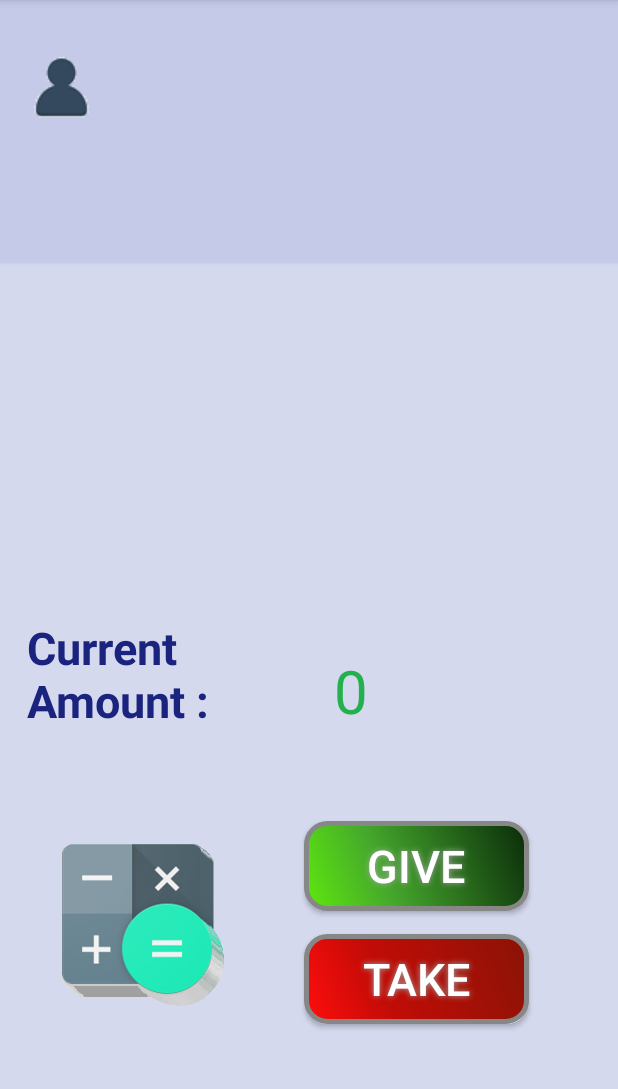
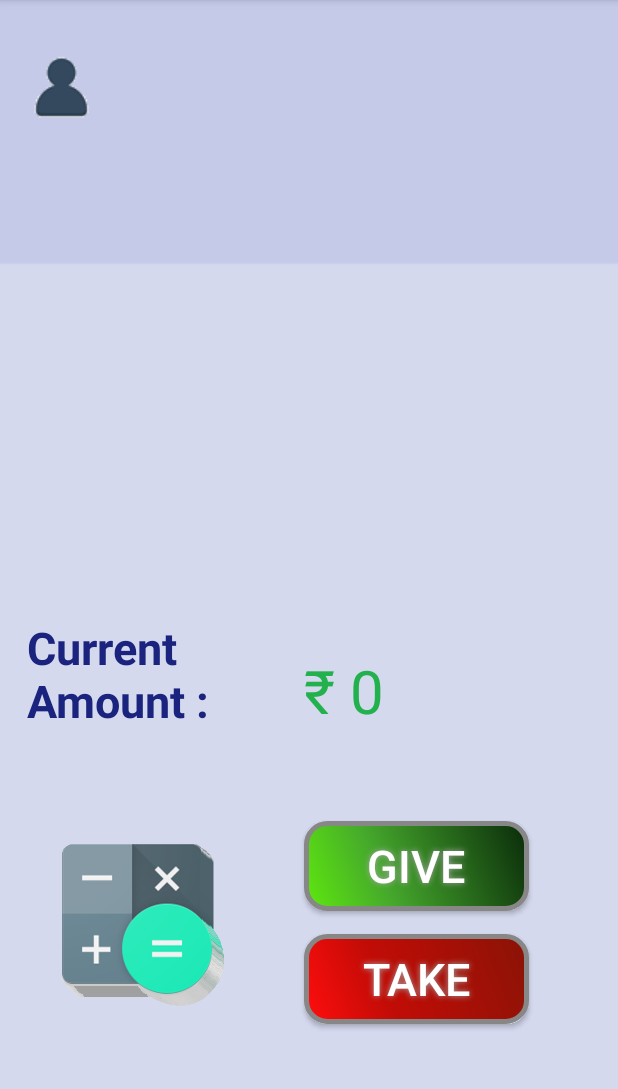
Before and after one commit to Anshul-Goyal/Udhaar, an Android app: the userprofile screen opened directly, with no data from a screen before it, on a phone screen of 412 x 824 dp, the part 84-1173 px from its top. Run offline under Robolectric (Android 15) with nearby library versions, the phone set to English and light mode, and no system bars; 2 statements that could not run were skipped.

Commit message:
Ellipsis toasts and rupee sign added (Getting there :P)

```diff
--- a/udhaar/app/src/main/java/com/udhaar/udhaar/userprofile.java
+++ b/udhaar/app/src/main/java/com/udhaar/udhaar/userprofile.java
@@ -66,11 +66,11 @@ public class userprofile extends AppCompatActivity {
 //        contact.setID(2);
         int finalm=contact.getMoney();
         TextView t2 = (TextView)findViewById(R.id.textmoney);
-        String finalmoney = String.valueOf(finalm);
+        String finalmoney = t2.getText() + String.valueOf(finalm);
         t2.setText(finalmoney);
 
 
-        if(finalmoney.startsWith("-"))
+        if(finalmoney.startsWith("₹ -"))
         {
             t2.setTextColor(Color.RED);
         }
--- a/udhaar/app/src/main/res/layout/activity_listview.xml
+++ b/udhaar/app/src/main/res/layout/activity_listview.xml
@@ -13,5 +13,8 @@
     android:elegantTextHeight="false"
     android:linksClickable="false"
     android:longClickable="false"
-    android:typeface="monospace">
+    android:typeface="monospace"
+    android:scrollHorizontally="true"
+    android:ellipsize="end"
+    android:maxLines="1" >
 </TextView>
--- a/udhaar/app/src/main/res/layout/activity_userprofile.xml
+++ b/udhaar/app/src/main/res/layout/activity_userprofile.xml
@@ -126,9 +126,13 @@
             android:textSize="35dp"
             android:textColor="#1A237E"
             android:layout_alignParentTop="true"
-            android:layout_alignRight="@+id/textmoney"
-            android:layout_alignEnd="@+id/textmoney"
-            android:layout_marginLeft="80dp" />
+            android:layout_marginLeft="80dp"
+            android:scrollHorizontally="true"
+            android:ellipsize="end"
+            android:maxLines="1"
+            android:layout_alignParentRight="true"
+            android:layout_alignParentEnd="true"
+            android:layout_marginRight="10dp" />
 
         <TextView
             android:layout_width="wrap_content"
@@ -139,9 +143,11 @@
             android:layout_alignEnd="@+id/button14"
             android:layout_marginBottom="60dp"
             android:textSize="40dp"
-            android:layout_alignLeft="@+id/button14"
-            android:layout_alignStart="@+id/button14"
-            android:layout_marginLeft="20dp" />
+            android:text="₹ "
+            android:layout_toEndOf="@+id/imageView"
+            android:textColor="#1A237E"
+            android:layout_toRightOf="@+id/imageView"
+             />
 
         <ImageView
             android:layout_width="wrap_content"
@@ -169,7 +175,8 @@
             android:layout_alignBottom="@+id/textmoney"
             android:layout_toLeftOf="@+id/button14"
             android:layout_toStartOf="@+id/button14"
-            android:layout_marginLeft="18dp" />
+            android:layout_marginLeft="18dp"
+            />
 
         <ImageView
             android:layout_width="wrap_content"
```
Also changed, not shown: udhaar/app/src/main/java/com/udhaar/udhaar/login.java (+27 -4 lines), udhaar/app/src/main/java/com/udhaar/udhaar/popupmoneygive.java (+20 -1 lines), udhaar/app/src/main/java/com/udhaar/udhaar/popupmoneytake.java (+22 -1 lines).
